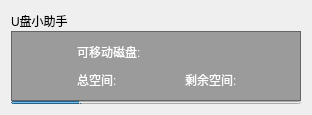
Above: src/ui/usbdrivehelper.ui from yjmthu/Neobox before the change. Below: the same form after it.
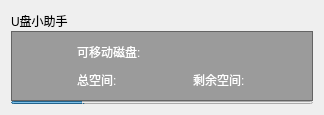
That is the form after the change. Icons and pictures are not drawn.

```diff
--- a/src/ui/usbdrivehelper.ui
+++ b/src/ui/usbdrivehelper.ui
@@ -6,7 +6,7 @@
    <rect>
     <x>0</x>
     <y>0</y>
-    <width>312</width>
+    <width>324</width>
     <height>113</height>
    </rect>
   </property>
```
